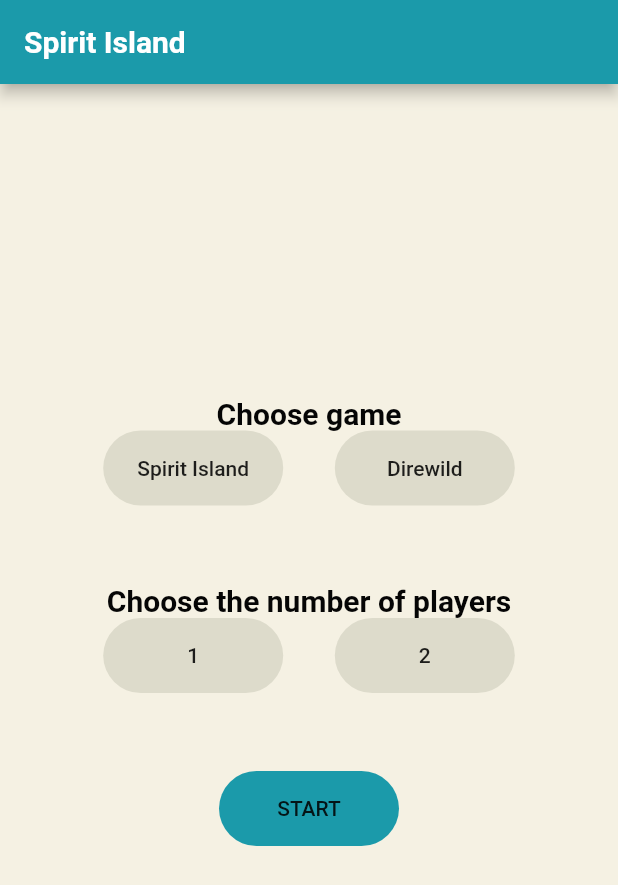
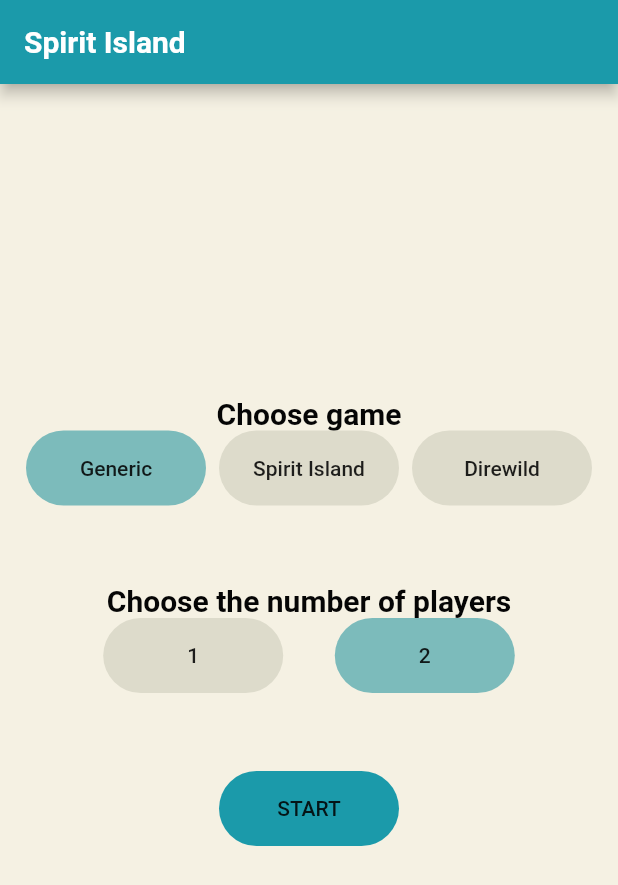
Before and after one commit to Querri/Turn_Tracker, a Flutter app: the screen it shows after launch, on a phone screen of 412 x 824 dp. Shown: the top 885 px of the screen. Run offline on Flutter 3.47's test engine with Material 2 defaults, Android fonts, the light colour scheme and no system bars.

Commit message:
Add generic game

```diff
--- a/spirit_island_app/lib/main_view.dart
+++ b/spirit_island_app/lib/main_view.dart
@@ -13,8 +13,8 @@
 }
 
 class _MainViewState extends State<MainView> {
-  int _playerCount = 0;
-  String _selectedGame = '';
+  int _playerCount = 2;
+  String _selectedGame = 'Generic';
 
   @override
   Widget build(BuildContext context) {
@@ -36,6 +36,16 @@
               mainAxisAlignment: MainAxisAlignment.center,
               children: [
                 Spacer(flex: 2),
+                FlatButton(
+                  color: _getButtonColor('gameSelection', 'Generic'),
+                  child: Text('Generic'),
+                  onPressed: () {
+                    setState(() {
+                      _selectedGame = 'Generic';
+                    });
+                  },
+                ),
+                Spacer(),
                 FlatButton(
                   color: _getButtonColor('gameSelection', 'Spirit Island'),
                   child: Text('Spirit Island'),
--- a/spirit_island_app/lib/turn_tracker.dart
+++ b/spirit_island_app/lib/turn_tracker.dart
@@ -83,6 +83,9 @@
   /// True if current phase includes actions and actionButton has a label.
   bool isActionAvailable(int actionNum) {
     switch (gameName) {
+      case 'Generic': {
+        return true;
+      }
       case 'Spirit Island': {
         switch (currentPhase) {
           case 0: return true;
@@ -149,7 +152,7 @@
         }
       }
     }
-    return 'No Phase Found';
+    return '';
   }
 
   /// Get the names for actions in the current phase.
```
